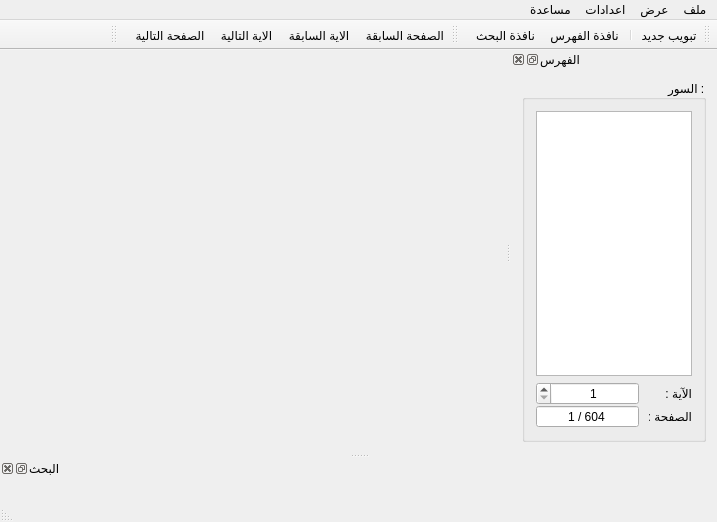
The window that src/mainwindow.ui (boussouira/moltaqa) describes before a commit, drawn with Qt 5.
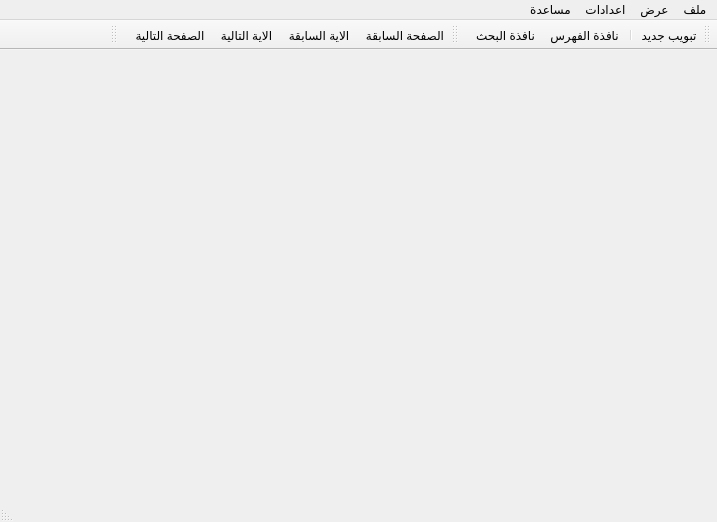
The same window after the commit. Icons and pictures are not drawn.

```diff
--- a/src/mainwindow.ui
+++ b/src/mainwindow.ui
@@ -77,156 +77,6 @@
    <addaction name="menuHelp"/>
   </widget>
   <widget class="QStatusBar" name="statusBar"/>
-  <widget class="QDockWidget" name="dockIndexs">
-   <property name="accessibleName">
-    <string>الفهرس</string>
-   </property>
-   <property name="accessibleDescription">
-    <string>الفهرس</string>
-   </property>
-   <property name="locale">
-    <locale language="Arabic" country="Morocco"/>
-   </property>
-   <property name="windowTitle">
-    <string>الفهرس</string>
-   </property>
-   <attribute name="dockWidgetArea">
-    <number>2</number>
-   </attribute>
-   <widget class="QWidget" name="dockWidgetContents_3">
-    <layout class="QVBoxLayout" name="verticalLayout_2">
-     <item>
-      <widget class="QGroupBox" name="groupBox">
-       <property name="enabled">
-        <bool>true</bool>
-       </property>
-       <property name="maximumSize">
-        <size>
-         <width>184</width>
-         <height>16777215</height>
-        </size>
-       </property>
-       <property name="title">
-        <string>السور :</string>
-       </property>
-       <property name="flat">
-        <bool>false</bool>
-       </property>
-       <property name="checkable">
-        <bool>false</bool>
-       </property>
-       <layout class="QVBoxLayout" name="verticalLayout">
-        <item>
-         <widget class="QListView" name="listView">
-          <property name="contextMenuPolicy">
-           <enum>Qt::ActionsContextMenu</enum>
-          </property>
-          <property name="editTriggers">
-           <set>QAbstractItemView::NoEditTriggers</set>
-          </property>
-          <property name="showDropIndicator" stdset="0">
-           <bool>false</bool>
-          </property>
-         </widget>
-        </item>
-        <item>
-         <layout class="QFormLayout" name="formLayout">
-          <property name="horizontalSpacing">
-           <number>10</number>
-          </property>
-          <property name="verticalSpacing">
-           <number>0</number>
-          </property>
-          <item row="0" column="0">
-           <widget class="QLabel" name="label">
-            <property name="maximumSize">
-             <size>
-              <width>34</width>
-              <height>16777215</height>
-             </size>
-            </property>
-            <property name="text">
-             <string>الآية :</string>
-            </property>
-           </widget>
-          </item>
-          <item row="0" column="1">
-           <widget class="QSpinBox" name="spinBoxAyaNumber">
-            <property name="alignment">
-             <set>Qt::AlignCenter</set>
-            </property>
-            <property name="minimum">
-             <number>1</number>
-            </property>
-           </widget>
-          </item>
-          <item row="1" column="0">
-           <widget class="QLabel" name="label_2">
-            <property name="maximumSize">
-             <size>
-              <width>43</width>
-              <height>16777215</height>
-             </size>
-            </property>
-            <property name="text">
-             <string>الصفحة :</string>
-            </property>
-           </widget>
-          </item>
-          <item row="1" column="1">
-           <widget class="QSpinBox" name="spinBoxPageNumber">
-            <property name="wrapping">
-             <bool>true</bool>
-            </property>
-            <property name="alignment">
-             <set>Qt::AlignCenter</set>
-            </property>
-            <property name="readOnly">
-             <bool>true</bool>
-            </property>
-            <property name="buttonSymbols">
-             <enum>QAbstractSpinBox::NoButtons</enum>
-            </property>
-            <property name="suffix">
-             <string> / 604</string>
-            </property>
-            <property name="minimum">
-             <number>1</number>
-            </property>
-            <property name="maximum">
-             <number>604</number>
-            </property>
-            <property name="value">
-             <number>1</number>
-            </property>
-           </widget>
-          </item>
-         </layout>
-        </item>
-       </layout>
-      </widget>
-     </item>
-    </layout>
-   </widget>
-  </widget>
-  <widget class="QDockWidget" name="dockSearch">
-   <property name="toolTip">
-    <string>نافذة البحث في القرآن الكريم</string>
-   </property>
-   <property name="windowTitle">
-    <string>البحث</string>
-   </property>
-   <attribute name="dockWidgetArea">
-    <number>8</number>
-   </attribute>
-   <widget class="QWidget" name="dockWidgetContents">
-    <layout class="QVBoxLayout" name="verticalLayout_6">
-     <item>
-      <layout class="QVBoxLayout" name="verticalLayout_5"/>
-     </item>
-    </layout>
-   </widget>
-  </widget>
   <widget class="QToolBar" name="toolBarGeneral">
    <property name="windowTitle">
     <string>عام</string>
```
Left out of the diff: 24 changed lines with no effect on the pictures.
